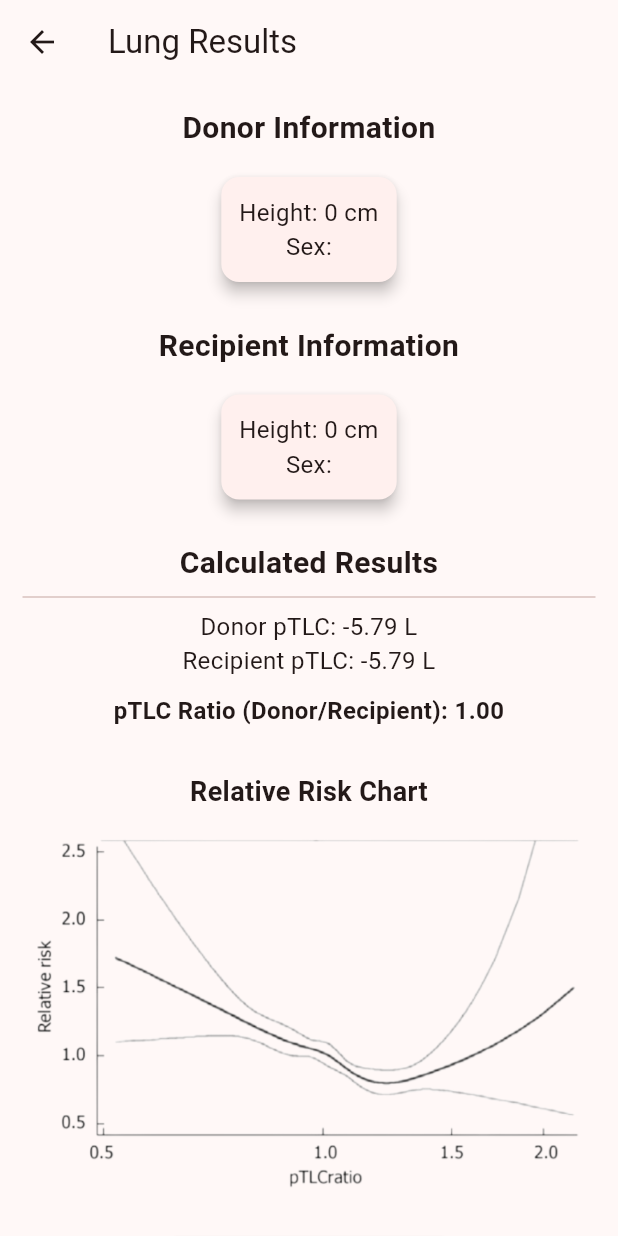
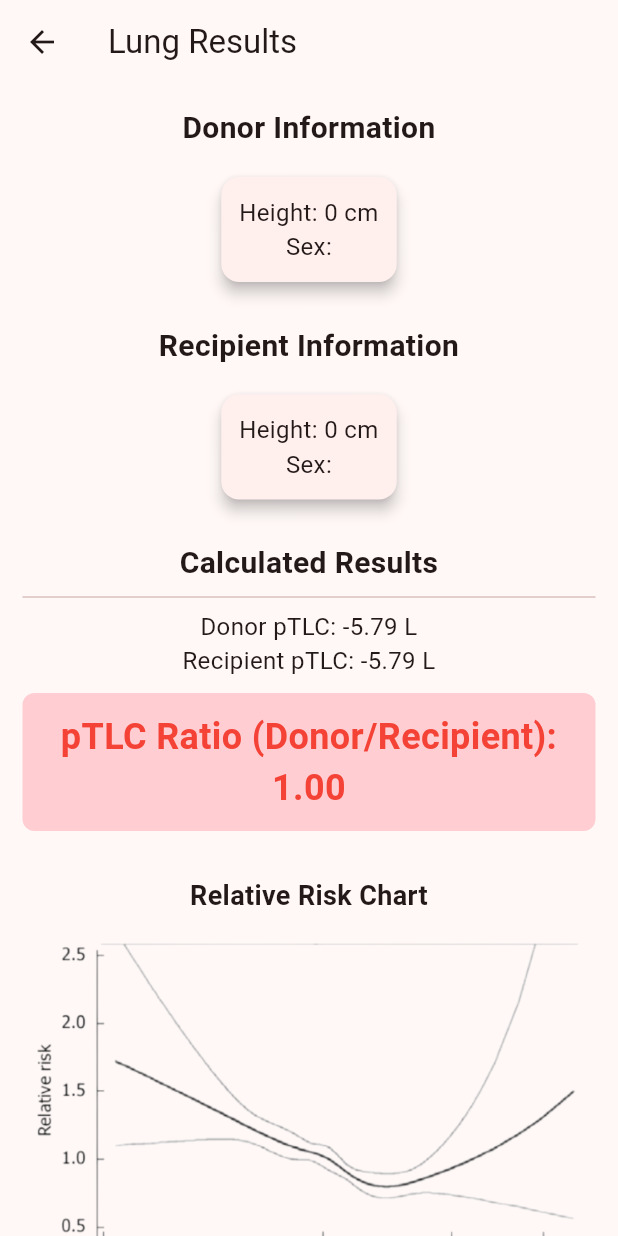
Before and after one commit to theohsiao19/CAPSTONE, a Flutter app: the LungResults screen opened directly with empty values, on a phone screen of 412 x 824 dp. Run offline on Flutter 3.47's test engine with Material 3 defaults, Android fonts, the phone set to English and light mode, and no system bars; our stand-ins replace shared_preferences; accounts and stored records are empty.

Commit message:
Emphasized ratios and added heart graph

```diff
--- a/heartlung/lib/main.dart
+++ b/heartlung/lib/main.dart
@@ -789,10 +789,18 @@ class HeartResults extends StatelessWidget {
                     padding: const EdgeInsets.all(12),
                     child: Column(
                       children: [
-                        Text('Age: $donorAge', style: const TextStyle(fontSize: 16), textAlign: TextAlign.center),
-                        Text('Weight: $donorWeight kg', style: const TextStyle(fontSize: 16), textAlign: TextAlign.center),
-                        Text('Height: $donorHeight cm', style: const TextStyle(fontSize: 16), textAlign: TextAlign.center),
-                        Text('Sex: $donorSex', style: const TextStyle(fontSize: 16), textAlign: TextAlign.center),
+                        Text('Age: $donorAge',
+                            style: const TextStyle(fontSize: 16),
+                            textAlign: TextAlign.center),
+                        Text('Weight: $donorWeight kg',
+                            style: const TextStyle(fontSize: 16),
+                            textAlign: TextAlign.center),
+                        Text('Height: $donorHeight cm',
+                            style: const TextStyle(fontSize: 16),
+                            textAlign: TextAlign.center),
+                        Text('Sex: $donorSex',
+                            style: const TextStyle(fontSize: 16),
+                            textAlign: TextAlign.center),
                       ],
                     ),
                   ),
@@ -815,16 +823,24 @@ class HeartResults extends StatelessWidget {
                     padding: const EdgeInsets.all(12),
                     child: Column(
                       children: [
-                        Text('Age: $recipientAge', style: const TextStyle(fontSize: 16), textAlign: TextAlign.center),
-                        Text('Weight: $recipientWeight kg', style: const TextStyle(fontSize: 16), textAlign: TextAlign.center),
-                        Text('Height: $recipientHeight cm', style: const TextStyle(fontSize: 16), textAlign: TextAlign.center),
-                        Text('Sex: $recipientSex', style: const TextStyle(fontSize: 16), textAlign: TextAlign.center),
+                        Text('Age: $recipientAge',
+                            style: const TextStyle(fontSize: 16),
+                            textAlign: TextAlign.center),
+                        Text('Weight: $recipientWeight kg',
+                            style: const TextStyle(fontSize: 16),
+                            textAlign: TextAlign.center),
+                        Text('Height: $recipientHeight cm',
+                            style: const TextStyle(fontSize: 16),
+                            textAlign: TextAlign.center),
+                        Text('Sex: $recipientSex',
+                            style: const TextStyle(fontSize: 16),
+                            textAlign: TextAlign.center),
                       ],
                     ),
                   ),
                 ),
                 const SizedBox(height: 20),
-                // Calculated Results
+                // Calculated Results Section
                 const Text(
                   'Calculated Results',
                   style: TextStyle(fontSize: 20, fontWeight: FontWeight.bold),
@@ -863,20 +879,35 @@ class HeartResults extends StatelessWidget {
                   textAlign: TextAlign.center,
                 ),
                 const SizedBox(height: 20),
-                Text(
-                  'pHM Ratio: ${ratio.toStringAsFixed(2)}%',
-                  style: const TextStyle(fontSize: 18, fontWeight: FontWeight.bold),
-                  textAlign: TextAlign.center,
+                // Emphasized pHM Ratio Container
+                Container(
+                  padding: const EdgeInsets.all(12),
+                  decoration: BoxDecoration(
+                    color: Colors.red.shade100,
+                    borderRadius: BorderRadius.circular(8),
+                  ),
+                  child: Text(
+                    'pHM Difference: ${ratio.toStringAsFixed(2)}%',
+                    style: const TextStyle(
+                      fontSize: 24,
+                      fontWeight: FontWeight.bold,
+                      color: Colors.red,
+                    ),
+                    textAlign: TextAlign.center,
+                  ),
                 ),
                 const SizedBox(height: 30),
-                // Button to clear the results and go back to the calculator page.
+                // Graph image
+                const SizedBox(height: 30),
+                Image.asset('assets/images/heartgraph.png'),
+                const SizedBox(height: 30),
+                // Button to reset the calculator page
                 ElevatedButton(
                   style: ElevatedButton.styleFrom(
                     minimumSize: const Size(140, 50),
                     textStyle: const TextStyle(fontSize: 18),
                   ),
                   onPressed: () {
-                    // pushReplacement creates a new instance of HeartCalculator
                     Navigator.pushReplacement(
                       context,
                       MaterialPageRoute(builder: (context) => HeartCalculator()),
@@ -892,7 +923,6 @@ class HeartResults extends StatelessWidget {
     );
   }
 }
-
 
 class LungResults extends StatelessWidget {
   final int donorHeight;    // in cm
@@ -942,7 +972,7 @@ class LungResults extends StatelessWidget {
             child: Column(
               crossAxisAlignment: CrossAxisAlignment.center,
               children: [
-                // Donor Information
+                // Donor Information Card
                 const Text(
                   'Donor Information',
                   style: TextStyle(fontSize: 20, fontWeight: FontWeight.bold),
@@ -974,7 +1004,7 @@ class LungResults extends StatelessWidget {
                   ),
                 ),
                 const SizedBox(height: 20),
-                // Recipient Information
+                // Recipient Information Card
                 const Text(
                   'Recipient Information',
                   style: TextStyle(fontSize: 20, fontWeight: FontWeight.bold),
@@ -1024,13 +1054,24 @@ class LungResults extends StatelessWidget {
                   textAlign: TextAlign.center,
                 ),
                 const SizedBox(height: 10),
-                Text(
-                  'pTLC Ratio (Donor/Recipient): ${ratio.toStringAsFixed(2)}',
-                  style: const TextStyle(fontSize: 16, fontWeight: FontWeight.bold),
-                  textAlign: TextAlign.center,
+                // Emphasized pTLC Ratio Container
+                Container(
+                  padding: const EdgeInsets.all(12),
+                  decoration: BoxDecoration(
+                    color: Colors.red.shade100,
+                    borderRadius: BorderRadius.circular(8),
+                  ),
+                  child: Text(
+                    'pTLC Ratio (Donor/Recipient): ${ratio.toStringAsFixed(2)}',
+                    style: const TextStyle(
+                      fontSize: 24,
+                      fontWeight: FontWeight.bold,
+                      color: Colors.red,
+                    ),
+                    textAlign: TextAlign.center,
+                  ),
                 ),
                 const SizedBox(height: 30),
-
                 // Chart Title + Image
                 const Text(
                   'Relative Risk Chart',
@@ -1039,9 +1080,8 @@ class LungResults extends StatelessWidget {
                 ),
                 const SizedBox(height: 10),
                 Image.asset('assets/images/relativerisknew.png'),
-
                 const SizedBox(height: 30),
-                // Button to go back to the Lung Calculator page
+                // Button to clear results and go back to the Lung Calculator page
                 ElevatedButton(
                   style: ElevatedButton.styleFrom(
                     minimumSize: const Size(140, 50),
```
Also changed, not shown: heartlung/assets/images/heartgraph.png (added), heartlung/assets/images/heartgraph2.png (added).
